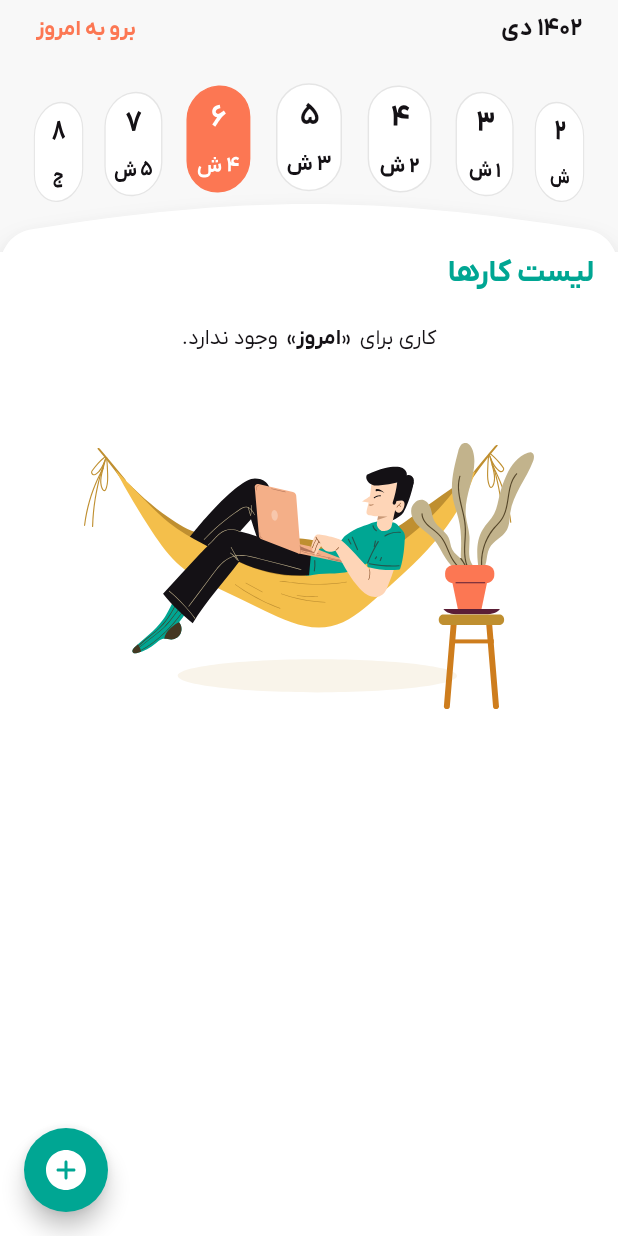
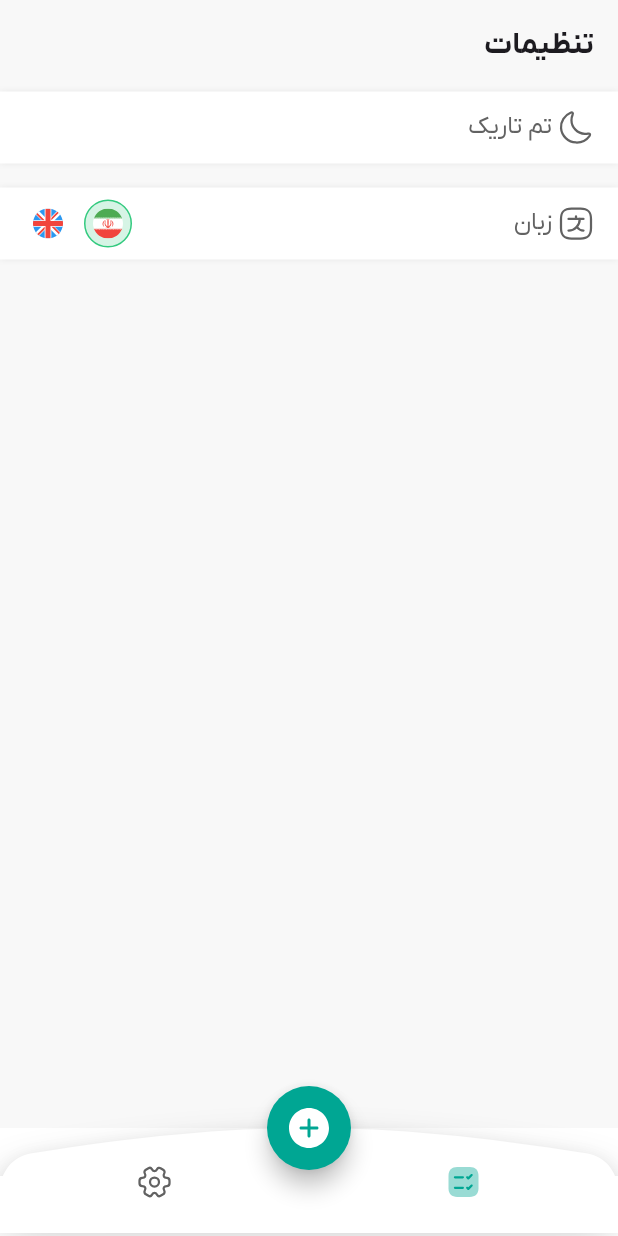
Before and after one commit to ms-dehghani/ToDo-flutter, a Flutter app: the screen it shows after launch, on a phone screen of 412 x 824 dp. Run offline on Flutter 3.47's test engine with Material 3 defaults, Android fonts, the phone set to English and light mode, and no system bars; our stand-ins replace dotted_border, equatable, flutter_bloc, flutter_svg, get_it, lottie and 3 more; missing offline and left inert: dart:html, dart:js; accounts and stored records are empty.

Commit message:
Add bottom navigation and setting page

```diff
--- a/i18n/en.json
+++ b/i18n/en.json
@@ -1,6 +1,10 @@
 {
   "appName" : "Kardone",
   "version" : "Ver 1.0.0",
+
+  "settingPageTitle" : "Settings",
+  "themeTitle" : "Dark mode",
+  "languageTitle" : "Language",
 
 
   "taskListTitle" : "Tasks",
--- a/i18n/fa.json
+++ b/i18n/fa.json
@@ -2,6 +2,10 @@
   "appName" : "Kardone",
   "version" : "Ver 1.0.0",
 
+
+  "settingPageTitle" : "تنظیمات",
+  "themeTitle" : "تم تاریک",
+  "languageTitle" : "زبان",
 
   "taskListTitle" : "لیست کارها",
   "noCat" : "بدون دسته بندی",
--- a/lib/res/drawable.dart
+++ b/lib/res/drawable.dart
@@ -1,8 +1,8 @@
-import 'package:flutter/cupertino.dart';
-import 'package:flutter/material.dart';
 import 'package:ToDo/res/color.dart';
 import 'package:ToDo/res/dimens.dart';
 import 'package:ToDo/res/theme/theme_color.dart';
+import 'package:flutter/cupertino.dart';
+import 'package:flutter/material.dart';
 
 class Drawable {
   static BoxDecoration simpleRoundCorner(Color color) => BoxDecoration(
@@ -88,6 +88,17 @@ class AppIcons {
   static const String danger = "assets/images/ic_danger.svg";
   static const String emptyTask = "assets/images/empty_task.svg";
 
+  static const String taskSelect = "assets/images/task_select.svg";
+  static const String taskDeselect = "assets/images/task_deselect.svg";
+  static const String settingSelect = "assets/images/setting_select.svg";
+  static const String settingDeselect = "assets/images/setting_deselect.svg";
+
+  static const String language = "assets/images/language.svg";
+  static const String themeMode = "assets/images/theme_mode.svg";
+
+  static const String langFa = "assets/images/lang_fa.svg";
+  static const String langEn = "assets/images/lang_en.svg";
+
   static const String topSplash = "assets/images/top_splash.svg";
   static const String bottomSplash = "assets/images/bottom_splash.svg";
 }
@@ -104,4 +115,12 @@ class Shadows {
             blurRadius: 3,
             offset: const Offset(0, 1)),
       ];
+
+  static List<BoxShadow> get topAndBottom => [
+        BoxShadow(
+            color: const Color(0xff333333).withOpacity(.10),
+            spreadRadius: 0,
+            blurRadius: 3,
+            offset: const Offset(0, 0)),
+      ];
 }
--- a/lib/res/texts.dart
+++ b/lib/res/texts.dart
@@ -11,6 +11,9 @@ class Texts {
   static const String taskListTitle = "taskListTitle";
   static const String noCat = "noCat";
 
+  static const String settingPageTitle = "settingPageTitle";
+  static const String themeTitle = "themeTitle";
+  static const String languageTitle = "languageTitle";
 
   ///////// tasks create update
   static const String addTaskPageTitle = "addTaskPageTitle";
@@ -91,7 +94,6 @@ class Texts {
     "month12",
   ];
 
-
   static const List<String> weekNameMini = [
     "day1m",
     "day2m",
@@ -111,6 +113,4 @@ class Texts {
     "day6",
     "day7",
   ];
-
-
 }
--- a/lib/res/theme/theme_color.dart
+++ b/lib/res/theme/theme_color.dart
@@ -1,5 +1,5 @@
+import 'package:ToDo/res/color.dart';
 import 'package:flutter/material.dart';
-import 'package:ToDo/res/color.dart';
 
 class ThemeColor extends ThemeExtension<ThemeColor> {
   Color iconGreen;
@@ -21,6 +21,7 @@ class ThemeColor extends ThemeExtension<ThemeColor> {
   Color accentColor;
   Color accentLiteColor;
   Color textOnAccentColor;
+  Color navigationColor;
 
   ThemeColor({
     required this.iconBlue,
@@ -42,6 +43,7 @@ class ThemeColor extends ThemeExtension<ThemeColor> {
     required this.iconRed,
     required this.accentLiteColor,
     required this.textOnAccentColor,
+    required this.navigationColor,
   });
 
   @override
@@ -65,6 +67,7 @@ class ThemeColor extends ThemeExtension<ThemeColor> {
     Color? accentColor,
     Color? accentLiteColor,
     Color? textOnAccentColor,
+    Color? navigationColor,
   }) {
     return ThemeColor(
         iconBlue: iconBlue ?? this.iconBlue,
@@ -85,6 +88,7 @@ class ThemeColor extends ThemeExtension<ThemeColor> {
         accentLiteColor: accentLiteColor ?? this.accentLiteColor,
         iconRed: iconRed ?? this.iconRed,
         textOnAccentColor: textOnAccentColor ?? this.textOnAccentColor,
+        navigationColor: navigationColor ?? this.navigationColor,
         iconGray: iconGray ?? this.iconGray);
   }
 
@@ -111,6 +115,7 @@ class ThemeColor extends ThemeExtension<ThemeColor> {
       primaryColor: Color.lerp(primaryColor, other.primaryColor, t)!,
       accentColor: Color.lerp(accentColor, other.accentColor, t)!,
       accentLiteColor: Color.lerp(accentLiteColor, other.accentLiteColor, t)!,
+      navigationColor: Color.lerp(navigationColor, other.navigationColor, t)!,
       iconRed: Color.lerp(iconRed, other.iconRed, t)!,
       textOnAccentColor: Color.lerp(textOnAccentColor, other.textOnAccentColor, t)!,
     );
@@ -136,6 +141,7 @@ ThemeColor lightThemeColors = ThemeColor(
     accentLiteColor: UiColors.orangeLite,
     iconRed: UiColors.iconRed,
     textOnAccentColor: UiColors.whiteBackground,
+    navigationColor: UiColors.liteBackground,
     iconGray: UiColors.iconGray);
 
 ThemeColor darkThemeColors = ThemeColor(
@@ -157,4 +163,5 @@ ThemeColor darkThemeColors = ThemeColor(
     accentColor: UiColors.orange,
     accentLiteColor: UiColors.orangeLite,
     textOnAccentColor: UiColors.whiteBackground,
+    navigationColor: UiColors.liteBackground,
     iconGray: UiColors.iconGray);
--- /dev/null
+++ b/lib/src/app/ui/pages/home/home_screen.dart
@@ -0,0 +1,62 @@
+import 'package:ToDo/res/dimens.dart';
+import 'package:ToDo/res/drawable.dart';
+import 'package:ToDo/src/app/ui/pages/setting/setting_screen.dart';
+import 'package:ToDo/src/app/ui/pages/task/list/task_list_page.dart';
+import 'package:ToDo/src/app/ui/widgets/image/image_view.dart';
+import 'package:ToDo/src/domain/models/task/task_item.dart';
+import 'package:ToDo/src/utils/navigator.dart';
+import 'package:ToDo/src/utils/theme_utils.dart';
+import 'package:flutter/material.dart';
+
+import '../../widgets/navigation/bottom_navigation.dart';
+import '../task/create/create_task_item_page.dart';
+
+class HomeScreen extends StatefulWidget {
+  @override
+  State<HomeScreen> createState() => _HomeScreenState();
+}
+
+class _HomeScreenState extends State<HomeScreen> {
+  int pageIndex = 0;
+
+  final pages = [
+    SettingScreen(),
+    TaskListPage(),
+  ];
+
+  @override
+  Widget build(BuildContext context) {
+    return Scaffold(
+      // backgroundColor: getSelectedThemeColors().onBackground,
+      backgroundColor: getSelectedThemeColors().onBackground,
+      body: pages[pageIndex],
+      bottomNavigationBar: BottomNavigation(
+        key: const ValueKey("navigation"),
+        pages: pages,
+        backgroundColor: getSelectedThemeColors().onBackground,
+        callback: (selectedPage) {
+          setState(() {
+            pageIndex = selectedPage;
+          });
+        },
+      ),
+      floatingActionButtonLocation: FloatingActionButtonLocation.centerDocked,
+      floatingActionButton: FloatingActionButton(
+        onPressed: () {
+          navigateToPage(
+              context,
+              CreateTaskItemPage(
+                taskItem: TaskItem.empty(
+                    timestamp: (pages[0] as TaskListPage).selectedDay.millisecondsSinceEpoch),
+              )).then((value) {});
+        },
+        backgroundColor: getSelectedThemeColors().primaryColor,
+        child: ImageView(
+          src: AppIcons.addFill,
+          color: getSelectedThemeColors().textOnAccentColor,
+          size: Insets.iconSize2XL,
+        ),
+      ),
+    );
+  }
+}
--- /dev/null
+++ b/lib/src/app/ui/pages/setting/setting_screen.dart
@@ -0,0 +1,138 @@
+import 'package:ToDo/applic.dart';
+import 'package:ToDo/res/dimens.dart';
+import 'package:ToDo/res/drawable.dart';
+import 'package:ToDo/res/text_style.dart';
+import 'package:ToDo/res/texts.dart';
+import 'package:ToDo/src/app/ui/widgets/image/image_view.dart';
+import 'package:ToDo/src/utils/direction_util.dart';
+import 'package:ToDo/src/utils/extensions/translates_string_extensions.dart';
+import 'package:ToDo/src/utils/theme_utils.dart';
+import 'package:flutter/material.dart';
+
+import '../../widgets/base/widget_view_template.dart';
+
+class SettingScreen extends StatefulWidget {
+  @override
+  State<SettingScreen> createState() => _SettingScreenState();
+}
+
+class _SettingScreenState extends State<SettingScreen> with WidgetViewTemplate {
+  @override
+  Widget build(BuildContext context) {
+    return Container(
+        color: getSelectedThemeColors().pageBackground,
+        width: double.infinity,
+        child: showPage(context));
+  }
+
+  @override
+  Widget phoneView(BuildContext context) {
+    return SafeArea(
+      child: Column(
+        mainAxisAlignment: MainAxisAlignment.start,
+        crossAxisAlignment: CrossAxisAlignment.start,
+        children: [
+          Padding(
+              padding: EdgeInsets.all(Insets.lg),
+              child: Text(
+                Texts.settingPageTitle.translate,
+                style: TextStyles.h1Bold,
+              )),
+          _rowTheme(),
+          SizedBox(
+            height: Insets.lg,
+          ),
+          _rowLag(),
+        ],
+      ),
+    );
+  }
+
+  Widget _rowTheme() {
+    return _getItemBackground(AppIcons.themeMode, Texts.themeTitle.translate, Container());
+  }
+
+  Widget _rowLag() {
+    Widget child = Row(
+      children: [
+        Container(
+          padding: const EdgeInsets.all(5.0),
+          decoration: BoxDecoration(
+              shape: BoxShape.circle,
+              color: !isRTL()
+                  ? Colors.transparent
+                  : getSelectedThemeColors().iconGreen.withOpacity(0.2),
+              border: Border.fromBorderSide(BorderSide(
+                  color: !isRTL() ? Colors.transparent : getSelectedThemeColors().iconGreen))),
+          child: InkWell(
+            onTap: () {
+              setState(() {
+                APPLIC.changeLang("fa");
+              });
+            },
+            child: ImageView(
+              size: Insets.iconSizeL,
+              src: AppIcons.langFa,
+            ),
+          ),
+        ),
+        SizedBox(
+          width: Insets.sm,
+        ),
+        Container(
+          padding: const EdgeInsets.all(5.0),
+          decoration: BoxDecoration(
+              shape: BoxShape.circle,
+              color: isRTL()
+                  ? Colors.transparent
+                  : getSelectedThemeColors().iconGreen.withOpacity(0.2),
+              border: Border.fromBorderSide(BorderSide(
+                  color: isRTL() ? Colors.transparent : getSelectedThemeColors().iconGreen))),
+          child: InkWell(
+            onTap: () {
+              setState(() {
+                APPLIC.changeLang("en");
+              });
+            },
+            child: ImageView(
+              size: Insets.iconSizeL,
+              src: AppIcons.langEn,
+            ),
+          ),
+        )
+      ],
+    );
+    return _getItemBackground(AppIcons.language, Texts.languageTitle.translate, child);
+  }
+
+  Container _getItemBackground(String icon, String title, Widget child) {
+    return Container(
+      height: Insets.buttonHeight,
+      width: double.infinity,
+      alignment: Alignment.center,
+      padding: EdgeInsets.symmetric(horizontal: Insets.pagePadding),
+      decoration: BoxDecoration(
+          color: getSelectedThemeColors().onBackground, boxShadow: Shadows.topAndBottom),
+      child: Row(
+        crossAxisAlignment: CrossAxisAlignment.center,
+        mainAxisAlignment: MainAxisAlignment.start,
+        children: [
+          ImageView(
+            size: Insets.d24,
+            src: icon,
+          ),
+          SizedBox(
+            width: Insets.xs,
+          ),
+          Expanded(
+            child: Text(
+              title,
+              style: TextStyles.h2.copyWith(color: getSelectedThemeColors().secondaryText),
+            ),
+          ),
+          child
+        ],
+      ),
+    );
+  }
+}
--- a/lib/src/app/ui/pages/splash/splash_screen.dart
+++ b/lib/src/app/ui/pages/splash/splash_screen.dart
@@ -1,12 +1,12 @@
 import 'dart:async';
 
-import 'package:flutter/material.dart';
-import 'package:flutter_svg/svg.dart';
 import 'package:ToDo/res/drawable.dart';
-import 'package:ToDo/src/app/ui/pages/task/list/task_list_page.dart';
+import 'package:ToDo/src/app/ui/pages/home/home_screen.dart';
 import 'package:ToDo/src/app/ui/widgets/image/image_view.dart';
 import 'package:ToDo/src/utils/device.dart';
 import 'package:ToDo/src/utils/theme_utils.dart';
+import 'package:flutter/material.dart';
+import 'package:flutter_svg/svg.dart';
 
 class SplashScreen extends StatefulWidget {
   @override
@@ -14,22 +14,22 @@ class SplashScreen extends StatefulWidget {
 }
 
 class _SplashScreenState extends State<SplashScreen> {
-
   late BuildContext context;
 
   @override
   void initState() {
-    Future.delayed(const Duration(seconds: 2), () {
+    Future.delayed(const Duration(microseconds: 2), () {
       Navigator.of(context).pushReplacement(
         MaterialPageRoute(
           builder: (BuildContext context) {
-            return TaskListPage();
+            return HomeScreen();
           },
         ),
       );
     });
     super.initState();
   }
+
   @override
   Widget build(BuildContext context) {
     this.context = context;
--- a/lib/src/app/ui/pages/task/list/task_list_page.dart
+++ b/lib/src/app/ui/pages/task/list/task_list_page.dart
@@ -1,35 +1,34 @@
-import 'package:flutter/material.dart';
-import 'package:flutter_bloc/flutter_bloc.dart';
 import 'package:ToDo/res/dimens.dart';
 import 'package:ToDo/res/drawable.dart';
 import 'package:ToDo/res/text_style.dart';
 import 'package:ToDo/res/texts.dart';
+import 'package:ToDo/src/app/di/di.dart';
 import 'package:ToDo/src/app/logic/base/page_status.dart';
+import 'package:ToDo/src/app/logic/task/create_update/bloc/task_create_update_bloc.dart';
+import 'package:ToDo/src/app/logic/task/create_update/bloc/task_create_update_event.dart';
+import 'package:ToDo/src/app/logic/task/create_update/bloc/task_create_update_page_data.dart';
 import 'package:ToDo/src/app/logic/task/delete/bloc/task_delete_bloc.dart';
 import 'package:ToDo/src/app/logic/task/delete/bloc/task_delete_event.dart';
 import 'package:ToDo/src/app/logic/task/delete/bloc/task_delete_page_data.dart';
+import 'package:ToDo/src/app/logic/task/get/bloc/task_get_bloc.dart';
 import 'package:ToDo/src/app/logic/task/get/bloc/task_get_event.dart';
-import 'package:ToDo/src/app/ui/widgets/image/image_view.dart';
-import 'package:ToDo/src/app/di/di.dart';
-import 'package:ToDo/src/app/logic/task/create_update/bloc/task_create_update_bloc.dart';
-import 'package:ToDo/src/app/logic/task/create_update/bloc/task_create_update_event.dart';
-import 'package:ToDo/src/app/logic/task/create_update/bloc/task_create_update_page_data.dart';
-import 'package:ToDo/src/app/logic/task/get/bloc/task_get_bloc.dart';
 import 'package:ToDo/src/app/logic/task/get/bloc/task_get_page_data.dart';
-import 'package:ToDo/src/domain/models/task/task_item.dart';
 import 'package:ToDo/src/app/ui/pages/task/detail/task_detail_page.dart';
 import 'package:ToDo/src/app/ui/widgets/base/widget_view_template.dart';
 import 'package:ToDo/src/app/ui/widgets/calendar_view/calendar_view.dart';
+import 'package:ToDo/src/app/ui/widgets/image/image_view.dart';
+import 'package:ToDo/src/app/ui/widgets/items/list/task_list_row_item.dart';
 import 'package:ToDo/src/app/ui/widgets/progress/in_page_progress.dart';
-import 'package:ToDo/src/app/ui/widgets/items/list/task_list_row_item.dart';
+import 'package:ToDo/src/app/ui/widgets/round_rect/custom_round_navigation_background.dart';
+import 'package:ToDo/src/domain/models/task/task_item.dart';
 import 'package:ToDo/src/utils/device.dart';
 import 'package:ToDo/src/utils/extensions/date_extensions.dart';
 import 'package:ToDo/src/utils/extensions/translates_string_extensions.dart';
 import 'package:ToDo/src/utils/navigator.dart';
 import 'package:ToDo/src/utils/theme_utils.dart';
 import 'package:ToDo/src/utils/time_util.dart';
-
-import '../create/create_task_item_page.dart';
+import 'package:flutter/material.dart';
+import 'package:flutter_bloc/flutter_bloc.dart';
 
 class TaskListPage extends StatelessWidget with WidgetViewTemplate {
   final TaskGetBloc _taskGetBloc = TaskGetBloc(taskUseCase: DI.instance().getTaskUseCase());
@@ -66,23 +65,6 @@ class TaskListPage extends StatelessWidget with WidgetViewTemplate {
   @override
   Widget phoneView(BuildContext context) {
     return Scaffold(
-      floatingActionButton: FloatingActionButton(
-        onPressed: () {
-          navigateToPage(
-              context,
-              CreateTaskItemPage(
-                taskItem: TaskItem.empty(timestamp: selectedDay.millisecondsSinceEpoch),
-              )).then((value) {
-            _taskGetBloc.add(RefreshTaskListEvent(selectedDay.millisecondsSinceEpoch));
-          });
-        },
-        backgroundColor: getSelectedThemeColors().primaryColor,
-        child: ImageView(
-          src: AppIcons.addFill,
-          color: getSelectedThemeColors().textOnAccentColor,
-          size: Insets.iconSize2XL,
-        ),
-      ),
       body: Container(
         color: getSelectedThemeColors().pageBackground,
         child: SafeArea(
@@ -95,7 +77,8 @@ class TaskListPage extends StatelessWidget with WidgetViewTemplate {
                   children: [
                     CustomPaint(
                       size: Size(getWidth(context), Insets.buttonHeight * 1.5),
-                      painter: RPSCustomPainter(),
+                      painter:
+                          CustomRoundNavigationBackground(getSelectedThemeColors().itemFillColor),
                     ),
                     Padding(
                       padding: EdgeInsets.only(top: Insets.xl),
@@ -231,31 +214,3 @@ class TaskListPage extends StatelessWidget with WidgetViewTemplate {
     );
   }
 }
-
-class RPSCustomPainter extends CustomPainter {
-  @override
-  void paint(Canvas canvas, Size size) {
-    Path path_0 = Path();
-    path_0.moveTo(0, size.height * 0.5839956);
-    path_0.cubicTo(0, size.height * 0.4104515, size.width * 0.02082729, size.height * 0.2623382,
-        size.width * 0.04901401, size.height * 0.2364794);
-    path_0.cubicTo(size.width * 0.3934372, size.height * -0.07949706, size.width * 0.6065145,
-        size.height * -0.07820441, size.width * 0.9509469, size.height * 0.2366294);
-    path_0.cubicTo(size.width * 0.9791522, size.height * 0.2624088, size.width,
-        size.height * 0.4105676, size.width, size.height * 0.5842029);
-    path_0.lineTo(size.width, size.height * 0.5735294);
-    path_0.lineTo(0, size.height * 0.5735294);
-    path_0.lineTo(0, size.height * 0.5839956);
-    path_0.close();
-
-    Paint paint_0_fill = Paint()..style = PaintingStyle.fill;
-    paint_0_fill.color = getSelectedThemeColors().itemFillColor;
-    canvas.drawShadow(path_0, getSelectedThemeColors().shadowColor, 6.0, true);
-    canvas.drawPath(path_0, paint_0_fill);
-  }
-
-  @override
-  bool shouldRepaint(covariant CustomPainter oldDelegate) {
-    return true;
-  }
-}
--- /dev/null
+++ b/lib/src/app/ui/widgets/navigation/bottom_navigation.dart
@@ -0,0 +1,97 @@
+import 'package:ToDo/res/dimens.dart';
+import 'package:ToDo/res/drawable.dart';
+import 'package:ToDo/src/utils/device.dart';
+import 'package:flutter/material.dart';
+
+import '../image/image_view.dart';
+import '../round_rect/custom_round_navigation_background.dart';
+
+class BottomNavigation extends StatefulWidget {
+  List<Widget> pages;
+  Color backgroundColor;
+  Function(int selectedPage) callback;
+
+  BottomNavigation(
+      {required this.pages, required this.backgroundColor, required this.callback, super.key});
+
+  @override
+  State<BottomNavigation> createState() => _BottomNavigationState();
+}
+
+class _BottomNavigationState extends State<BottomNavigation> {
+  int pageIndex = 0;
+
+  final animationDuration = const Duration(milliseconds: 200);
+
+  @override
+  Widget build(BuildContext context) {
+    return Stack(
+      fit: StackFit.passthrough,
+      children: [
+        CustomPaint(
+          size: Size(getWidth(context), Insets.buttonHeight * 1.5),
+          painter: CustomRoundNavigationBackground(widget.backgroundColor),
+        ),
+        Padding(
+          padding: EdgeInsets.only(top: Insets.xl),
+          child: Container(
+            width: getWidth(context),
+            height: Insets.backButtonHeight,
+            padding: EdgeInsets.symmetric(horizontal: Insets.pagePadding),
+            color: widget.backgroundColor,
+          ),
+        ),
+        BottomAppBar(
+          elevation: 0,
+          shadowColor: Colors.transparent,
+          color: Colors.transparent,
+          height: Insets.buttonHeight * 1.5,
+          child: Row(
+            mainAxisAlignment: MainAxisAlignment.spaceAround,
+            children: [
+              AnimatedSwitcher(
+                layoutBuilder: (currentChild, previousChildren) {
+                  print(currentChild);
+                  print(previousChildren);
+                  return currentChild!;
+                },
+                duration: animationDuration,
+                child: IconButton(
+                  key: ValueKey<int>(pageIndex),
+                  enableFeedback: true,
+                  onPressed: () {
+                    setState(() {
+                      pageIndex = 0;
+                      widget.callback.call(pageIndex);
+                    });
+                  },
+                  icon: ImageView(
+                    size: Insets.d24,
+                    src: pageIndex == 0 ? AppIcons.taskSelect : AppIcons.taskDeselect,
+                  ),
+                ),
+              ),
+              AnimatedSwitcher(
+                duration: animationDuration,
+                child: IconButton(
+                  key: ValueKey<int>(pageIndex),
+                  enableFeedback: false,
+                  onPressed: () {
+                    setState(() {
+                      pageIndex = 1;
+                      widget.callback.call(pageIndex);
+                    });
+                  },
+                  icon: ImageView(
+                    size: Insets.d24,
+                    src: pageIndex == 1 ? AppIcons.settingSelect : AppIcons.settingDeselect,
+                  ),
+                ),
+              ),
+            ],
+          ),
+        ),
+      ],
+    );
+  }
+}
--- /dev/null
+++ b/lib/src/app/ui/widgets/round_rect/custom_round_navigation_background.dart
@@ -0,0 +1,34 @@
+import 'package:ToDo/src/utils/theme_utils.dart';
+import 'package:flutter/material.dart';
+
+class CustomRoundNavigationBackground extends CustomPainter {
+  Color backgroundColor;
+
+  CustomRoundNavigationBackground(this.backgroundColor);
+
+  @override
+  void paint(Canvas canvas, Size size) {
+    Path path_0 = Path();
+    path_0.moveTo(0, size.height * 0.5839956);
+    path_0.cubicTo(0, size.height * 0.4104515, size.width * 0.02082729, size.height * 0.2623382,
+        size.width * 0.04901401, size.height * 0.2364794);
+    path_0.cubicTo(size.width * 0.3934372, size.height * -0.07949706, size.width * 0.6065145,
+        size.height * -0.07820441, size.width * 0.9509469, size.height * 0.2366294);
+    path_0.cubicTo(size.width * 0.9791522, size.height * 0.2624088, size.width,
+        size.height * 0.4105676, size.width, size.height * 0.5842029);
+    path_0.lineTo(size.width, size.height * 0.5735294);
+    path_0.lineTo(0, size.height * 0.5735294);
+    path_0.lineTo(0, size.height * 0.5839956);
+    path_0.close();
+
+    Paint paint_0_fill = Paint()..style = PaintingStyle.fill;
+    paint_0_fill.color = backgroundColor;
+    canvas.drawShadow(path_0, getSelectedThemeColors().secondaryText, 10.0, true);
+    canvas.drawPath(path_0, paint_0_fill);
+  }
+
+  @override
+  bool shouldRepaint(covariant CustomPainter oldDelegate) {
+    return true;
+  }
+}
```
Also changed, not shown: lib/main.dart (+5 -5 lines), assets/images/lang_en.svg (added), assets/images/lang_fa.svg (added), assets/images/language.svg (added), assets/images/setting_deselect.svg (added), assets/images/setting_select.svg (added), assets/images/task_deselect.svg (added), assets/images/task_select.svg (added), assets/images/theme_mode.svg (added). Lines whose indentation alone changed are shown as unchanged.
